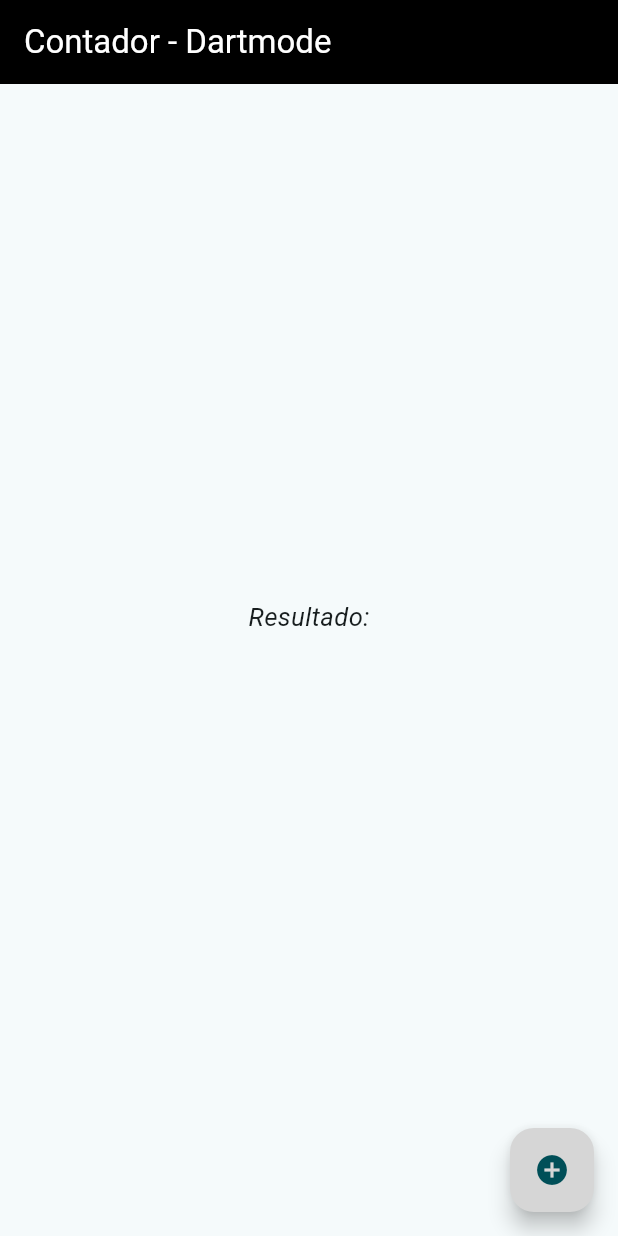
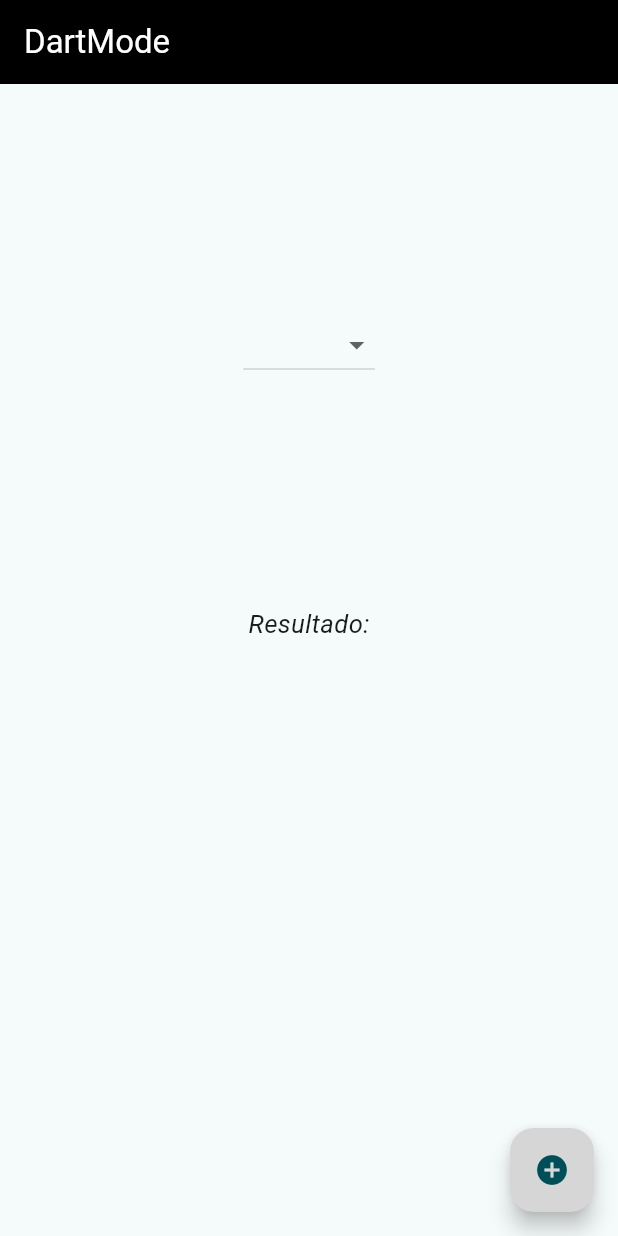
Before and after one commit to queirozmat/contador_dartmode, a Flutter app: the screen it shows after launch, after a tap on the "add circle" icon, on a phone screen of 412 x 824 dp. Run offline on Flutter 3.47's test engine with Material 3 defaults, Android fonts, the phone set to English and light mode, and no system bars; missing offline and left inert: remove_diacritic.

Commit message:
feat: Implementação do dropdownbutton para selecionar a função a ser chamada
foi implementado um dropdown onde recebe uma lista de string com os nomes dos desafios, selecionando o desafio seta uma variavel chamada selectedFunction, quando apertado o botão verifica qual esta selecionada e atribui a função selecionada na variavel resultado que é a que exibe na tela.

```diff
--- a/lib/main.dart
+++ b/lib/main.dart
@@ -11,7 +11,7 @@ class MyApp extends StatelessWidget {
   @override
   Widget build(BuildContext context) {
     return MaterialApp(
-      title: 'Flutter Demo',
+      title: 'DartMode',
       theme: ThemeData(
         colorScheme: ColorScheme.fromSeed(seedColor: Colors.grey),
         buttonTheme: const ButtonThemeData(buttonColor: Colors.grey),
@@ -19,7 +19,7 @@ class MyApp extends StatelessWidget {
             FloatingActionButtonThemeData(backgroundColor: Colors.grey[350]),
         useMaterial3: true,
       ),
-      home: const MyHomePage(title: 'Contador - Dartmode'),
+      home: const MyHomePage(title: 'DartMode'),
     );
   }
 }
@@ -38,8 +38,8 @@ class _MyHomePageState extends State<MyHomePage> {
 
   //Parametros talvez vão ser implementados
   String desafio1() {
-    int a = 15;
-    int b = 8;
+    int a = 25;
+    int b = 25;
 
     if (a > b) {
       return 'O maior valor é: $a';
@@ -129,10 +129,12 @@ class _MyHomePageState extends State<MyHomePage> {
     int numero = 10;
     int antecessor = numero - 1;
     int sucessor = numero + 1;
-    String resultado =("O antecessor é  de $numero é $antecessor e o sucessor é $sucessor");
+    String resultado =
+        ("O antecessor é  de $numero é $antecessor e o sucessor é $sucessor");
 
     return resultado;
   }
+
   String desafio7() {
     int salario_min = 1412;
     double salario_usuario = 3690.50;
@@ -184,7 +186,7 @@ class _MyHomePageState extends State<MyHomePage> {
     return 'Media $media, aluno foi $resultado';
   }
 
-  String _desafio10() {
+  String desafio10() {
     String nome = 'Wilmar';
     int idade = 3;
     if (idade >= 18) {
@@ -206,7 +208,7 @@ class _MyHomePageState extends State<MyHomePage> {
     return resultado;
   }
 
-  String _desafio12() {
+  String desafio12() {
     List<int> numeros = [1, 2, 3];
     for (int i = 0; i < numeros.length; i++) {
       numeros[i] = numeros[i] * numeros[i];
@@ -228,7 +230,6 @@ class _MyHomePageState extends State<MyHomePage> {
       }
     }
     return 'Quantidade de números pares: ${pares.toString()}\nQuantidade de números ímpares: ${impares.toString()}';
-
   }
 
   String desafio14() {
@@ -340,25 +341,26 @@ class _MyHomePageState extends State<MyHomePage> {
   String desafio17() {
     int numeroTeste = 30;
 
-  if(numeroTeste == 1) {return 'É número primo';}
+    if (numeroTeste == 1) {
+      return 'É número primo';
+    }
 
-  List<int> listaDeDivisores = List.generate(numeroTeste - 1,
-                                             (index) => index + 2);
+    List<int> listaDeDivisores =
+        List.generate(numeroTeste - 1, (index) => index + 2);
 
     int divisoesInteiras = 0;
 
-  for(int numero in listaDeDivisores) {
+    for (int numero in listaDeDivisores) {
       if (numeroTeste % numero == 0) {
         divisoesInteiras++;
       }
     }
 
-  if(divisoesInteiras == 1) {
+    if (divisoesInteiras == 1) {
       return 'É número primo';
     } else {
       return 'Não é número primo';
     }
-
   }
 
   String desafio18() {
@@ -383,7 +385,51 @@ class _MyHomePageState extends State<MyHomePage> {
   }
 
   String desafio19() {
-    return '';
+    List<String> palavras = [
+      "foR",
+      "scream",
+      "CaRs",
+      "raTo",
+      "PoTatos",
+      "racs",
+      "creams",
+      "scar",
+      "Tora",
+      "TatosPo",
+      "TosTaPo"
+    ];
+    // Mapa para armazenar os grupos de anagramas, onde a chave é a representação ordenada dos caracteres
+    // e o valor é uma lista de palavras que têm os mesmos caracteres quando normalizadas dessa maneira
+    Map<String, List<String>> grupos = {};
+
+    // Função interna para verificar se duas palavras são anagramas uma da outra
+    bool saoAnagramas(String palavra1, String palavra2) {
+      List<String> sorted1 = palavra1.toLowerCase().split('')..sort();
+      List<String> sorted2 = palavra2.toLowerCase().split('')..sort();
+      return sorted1.join() == sorted2.join();
+    }
+
+    // Itera sobre cada palavra na lista de palavras
+    for (String palavra in palavras) {
+      bool adicionou = false;
+      // Verifica se a palavra pertence a algum grupo existente
+      for (String chave in grupos.keys) {
+        if (saoAnagramas(chave, palavra)) {
+          // Se a palavra for um anagrama do grupo existente
+          grupos[chave]!
+              .add(palavra); // Adiciona a palavra ao grupo correspondente
+          adicionou = true; // Define a flag de adição como verdadeira
+          break; // Sai do loop interno, já que a palavra foi adicionada ao grupo
+        }
+      }
+      // Se a palavra não pertencer a nenhum grupo existente, cria um novo grupo para ela
+      if (adicionou == false) {
+        grupos[palavra] = [palavra];
+      }
+    }
+
+    // Retorna apenas os valores (grupos) do mapa como uma lista
+    return "Grupos de Anagramas: ${grupos.values.toList().toString()}";
   }
 
   bool _d19comparaMesmasLetras(String principal, String secundaria) {
@@ -404,8 +450,18 @@ class _MyHomePageState extends State<MyHomePage> {
     return contem;
   }
 
-  void _d19listaStrings(List<String> lista) {
-    setState(() {
+  String _d19listaStrings() {
+    List<String> lista = [
+      'foR',
+      'scream',
+      'CaRs',
+      'poTatos',
+      'racs',
+      'creams',
+      'scar',
+      'four'
+    ];
+
     List<List<String>> novaLista = [];
     List<String> copiaLista = [];
     List<bool> stringUsada = List.filled(lista.length, true);
@@ -431,9 +487,18 @@ class _MyHomePageState extends State<MyHomePage> {
         }
       }
     }
-      resultado = novaLista.map((sublist) => sublist.join('.')).join(', ');
-    });
+    var resultado = novaLista.map((sublist) => sublist.join('.')).join(', ');
+
+    return resultado.toString();
   }
+
+  List<String> listItens = [
+    'desafio1',
+    'desafio2',
+    'desafio3',
+    'desafio4',
+  ];
+  String selectFuncion = '';
 
   @override
   Widget build(BuildContext context) {
@@ -443,38 +508,76 @@ class _MyHomePageState extends State<MyHomePage> {
         foregroundColor: Colors.white,
         title: Text(widget.title),
       ),
-      body: Center(
+      body: SingleChildScrollView(
+        child: Center(
           child: Column(
-          mainAxisAlignment: MainAxisAlignment.center,
             children: <Widget>[
+              const SizedBox(height: 150),
+              DropdownButton(
+                value: selectFuncion == '' ? null : selectFuncion,
+                items: listItens
+                    .map((e) => DropdownMenuItem(
+                          value: e,
+                          child: Text(e),
+                        ))
+                    .toList(),
+                onChanged: (value) {
+                  resultado = '';
+                  selectFuncion = value ?? '';
+                  setState(() {});
+                },
+              ),
+              const SizedBox(height: 150),
+              Column(
+                children: [
                   const Text(
                     'Resultado:',
                     style: TextStyle(fontStyle: FontStyle.italic, fontSize: 17),
                   ),
-            Text(
+                  Padding(
+                    padding: const EdgeInsets.all(20),
+                    child: Text(
                       resultado,
-              style: const TextStyle(fontStyle: FontStyle.italic, fontSize: 40),
+                      style: const TextStyle(
+                          fontStyle: FontStyle.italic, fontSize: 30),
+                    ),
                   ),
                 ],
+              ),
+            ],
+          ),
         ),
       ),
       floatingActionButton: FloatingActionButton(
         onPressed: () {
           //Aqui vai chamar função
-          setState(() {
-            //resultado = _desafio10();
-            //resultado = _desafio12();
-            /* _d19listaStrings([
-            'foR',
-            'scream',
-            'CaRs',
-            'poTatos',
-            'racs',
-            'creams',
-            'scar',
-            'four'
-          ]); */
-          });
+          switch (selectFuncion) {
+            case 'desafio1':
+              resultado = desafio1();
+              break;
+
+            case 'desafio2':
+              resultado = desafio2();
+              break;
+
+            case 'desafio3':
+              resultado = desafio3();
+              break;
+
+            case 'desafio4':
+              resultado = desafio4();
+              break;
+
+            case 'desafio16':
+              resultado = desafio16();
+              break;
+
+            case 'desafio7':
+              resultado = desafio7();
+              break;
+          }
+
+          setState(() {});
         },
         tooltip: 'Incrementar',
         child: const Icon(Icons.add_circle_sharp),
```
Lines whose indentation alone changed are shown as unchanged.
